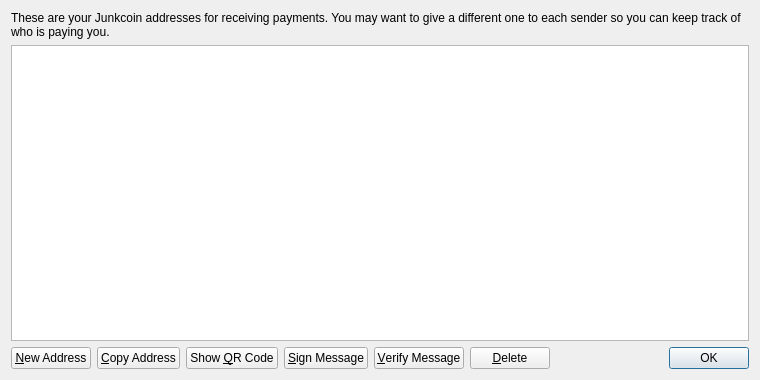
Above: src/qt/forms/addressbookpage.ui from HFenter/SquidCoin before the change. Below: the same form after it.
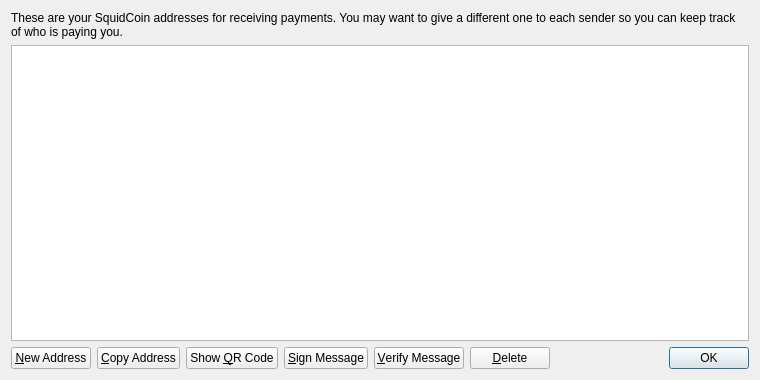
That is the form after the change. Icons and pictures are not drawn.

Commit message:
First True SquidCoin Build
Actually SquidCoin Now, not just a broken fork...

Patch:
```diff
--- a/src/qt/forms/addressbookpage.ui
+++ b/src/qt/forms/addressbookpage.ui
@@ -17,7 +17,7 @@
    <item>
     <widget class="QLabel" name="labelExplanation">
      <property name="text">
-      <string>These are your Junkcoin addresses for receiving payments. You may want to give a different one to each sender so you can keep track of who is paying you.</string>
+      <string>These are your SquidCoin addresses for receiving payments. You may want to give a different one to each sender so you can keep track of who is paying you.</string>
      </property>
      <property name="textFormat">
       <enum>Qt::PlainText</enum>
```
The commit also changes 42 other files.
